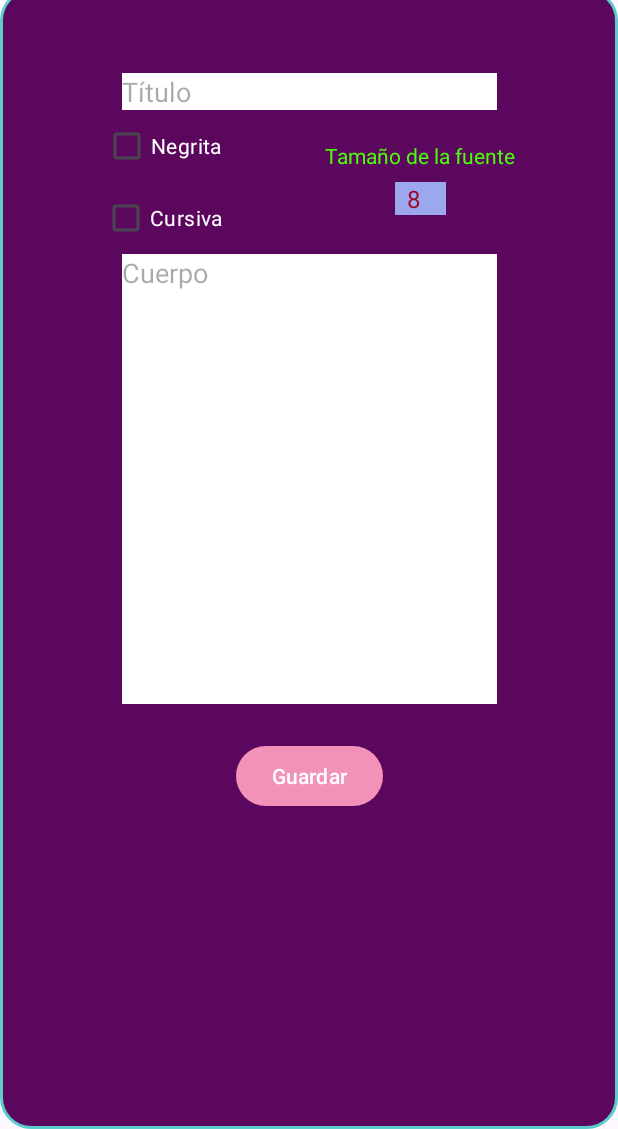
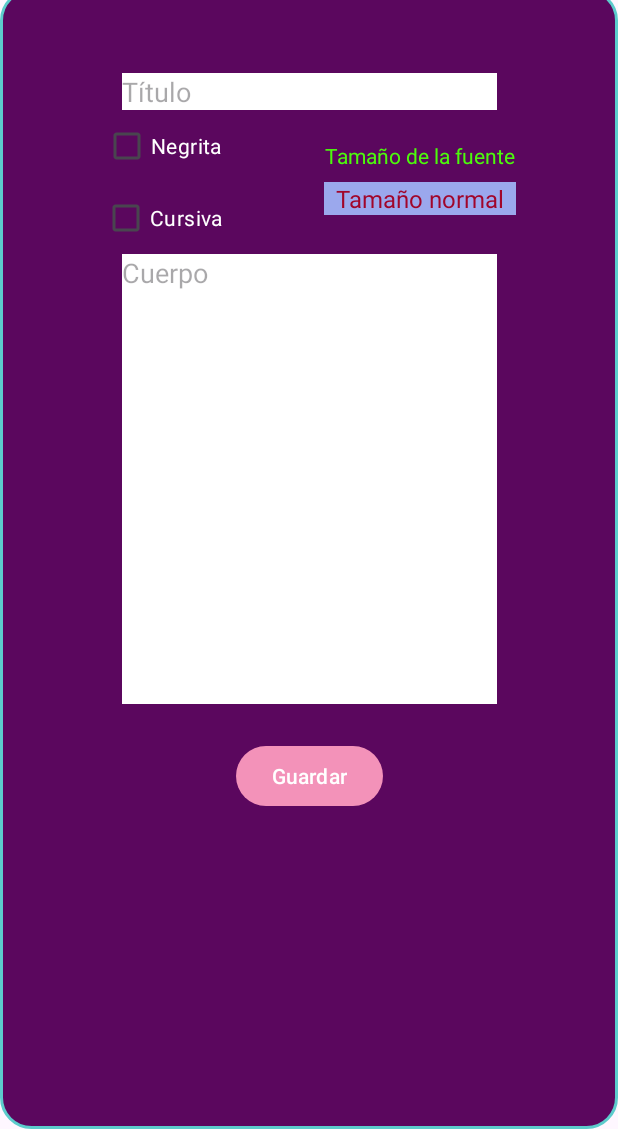
Before and after one commit to eguevarac/MultimediaChallenge, an Android app: the TextEditionFragment screen opened through its navigation route, on a phone screen of 412 x 824 dp, the part 107-1236 px from its top. Run offline under Robolectric (Android 15) with nearby library versions, the light colour scheme and no system bars.

Commit message:
working in textEdition

```diff
--- a/app/src/main/java/com/example/multimediachallenge/ui/TextEditionFragment.kt
+++ b/app/src/main/java/com/example/multimediachallenge/ui/TextEditionFragment.kt
@@ -2,10 +2,11 @@ package com.example.multimediachallenge.ui
 
 import android.os.Bundle
 import android.text.Html
-import android.util.Log
+import android.text.Spanned
 import android.view.LayoutInflater
 import android.view.View
 import android.view.ViewGroup
+import android.widget.AdapterView
 import android.widget.ArrayAdapter
 import androidx.fragment.app.Fragment
 import com.example.multimediachallenge.databinding.FragmentTextEditionBinding
@@ -28,45 +29,91 @@ class TextEditionFragment : Fragment() {
 
         setupSpinner()
 
-        binding.chbBold.setOnCheckedChangeListener { _, isChecked ->
-            if (isChecked) {
-                val originText = binding.etBody.text.toString().replace("\n", "<br>")
-                Log.i(">", "MUESTRA TEXT_ORIGIN")
-                Log.i(">", originText)
-                val boldText: String = "<b>" + originText + "</b>"
-                Log.i(">", "MUESTRA TEXT_BOLD")
-                Log.i(">", boldText)
+        binding.chbBold.setOnCheckedChangeListener { _, _ -> setTextWithConditions() }
+        binding.chbItalic.setOnCheckedChangeListener { _, _ -> setTextWithConditions() }
 
-                /*boldText.replace("\n", "<br>")
-                Log.i(">", "MUESTRA TEXT_BOLD DESPUÉS DEL REPLACE")
-                Log.i(">", boldText)*/
-
-                val spanned = Html.fromHtml(boldText)
-                Log.i(">", "MUESTRA SPANNED")
-                Log.i(">", spanned.toString())
-                binding.etBody.setText(spanned)
-                /*if(binding.chbItalic.isChecked){
-
-                }else{
-
-                } */
-            } else {
-                val originText = binding.etBody.text.toString().replace("\n", "<br>")
-                val spanned = Html.fromHtml(originText)
-                //originText.replace("\n", "<br>")
-                binding.etBody.setText(spanned)
-                /*if(binding.chbItalic.isChecked){
-
-                }else{
-
-                }*/
+        binding.spinner.onItemSelectedListener = object : AdapterView.OnItemSelectedListener {
+            override fun onItemSelected(
+                parent: AdapterView<*>?,
+                view: View?,
+                position: Int,
+                id: Long
+            ) {
+                setTextWithConditions()
             }
 
+            override fun onNothingSelected(parent: AdapterView<*>?) {
+                setTextWithConditions()
+            }
         }
     }
 
+    private fun setTextWithConditions() {
+        val originText = binding.etBody.text.toString().replace("\n", "<br>")
+        var spanned: Spanned? = null
+        var textToShow: String?
+
+        if (binding.chbBold.isChecked && !binding.chbItalic.isChecked) {
+
+            textToShow = "<b>" + originText + "</b>"
+            textToShow = setFontSize(textToShow)
+            spanned = Html.fromHtml(textToShow)
+
+        } else if (binding.chbBold.isChecked && binding.chbItalic.isChecked) {
+
+            textToShow = "<em><b>" + originText + "</b></em>"
+            textToShow = setFontSize(textToShow)
+            spanned = Html.fromHtml(textToShow)
+
+        } else if (!binding.chbBold.isChecked && binding.chbItalic.isChecked) {
+
+            textToShow = "<em>" + originText + "</em>"
+            textToShow = setFontSize(textToShow)
+            spanned = Html.fromHtml(textToShow)
+
+        } else if (!binding.chbBold.isChecked && !binding.chbItalic.isChecked) {
+
+            textToShow = setFontSize(originText)
+            spanned = Html.fromHtml(textToShow)
+        }
+
+        binding.etBody.setText(spanned)
+        //binding.etBody.textSize = binding.spinner.selectedItem.toString().toFloat()
+    }
+
+    private fun setFontSize(textToResize: String): String {
+        var textToShow: String?
+        when (binding.spinner.selectedItem) {
+            "h1" -> {
+                textToShow = "<h1>" + textToResize + "</h1>"
+            }
+
+            "h2" -> {
+                textToShow = "<h2>" + textToResize + "</h2>"
+            }
+
+            "h3" -> {
+                textToShow = "<h3>" + textToResize + "</h3>"
+            }
+
+            "h4" -> {
+                textToShow = "<h4>" + textToResize + "</h4>"
+            }
+
+            "h5" -> {
+                textToShow = "<h5>" + textToResize + "</h5>"
+            }
+
+            else -> {
+                textToShow = textToResize
+            }
+        }
+        return textToShow
+    }
+
+
     private fun setupSpinner() {
-        val spinnerOptions = listOf("8", "10", "12", "14", "16", "18", "20", "22")
+        val spinnerOptions = listOf("Tamaño normal", "h5", "h4", "h3", "h2", "h1")
         val adapter =
             ArrayAdapter(requireContext(), android.R.layout.simple_spinner_item, spinnerOptions)
         adapter.setDropDownViewResource(android.R.layout.simple_spinner_dropdown_item)
```
